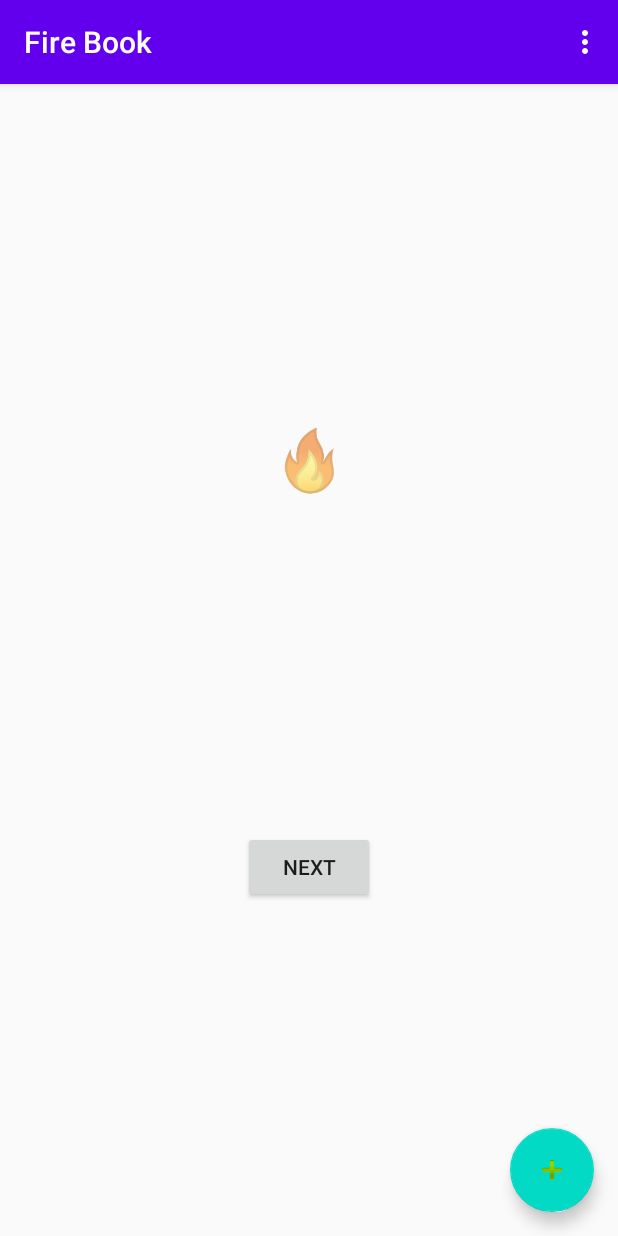
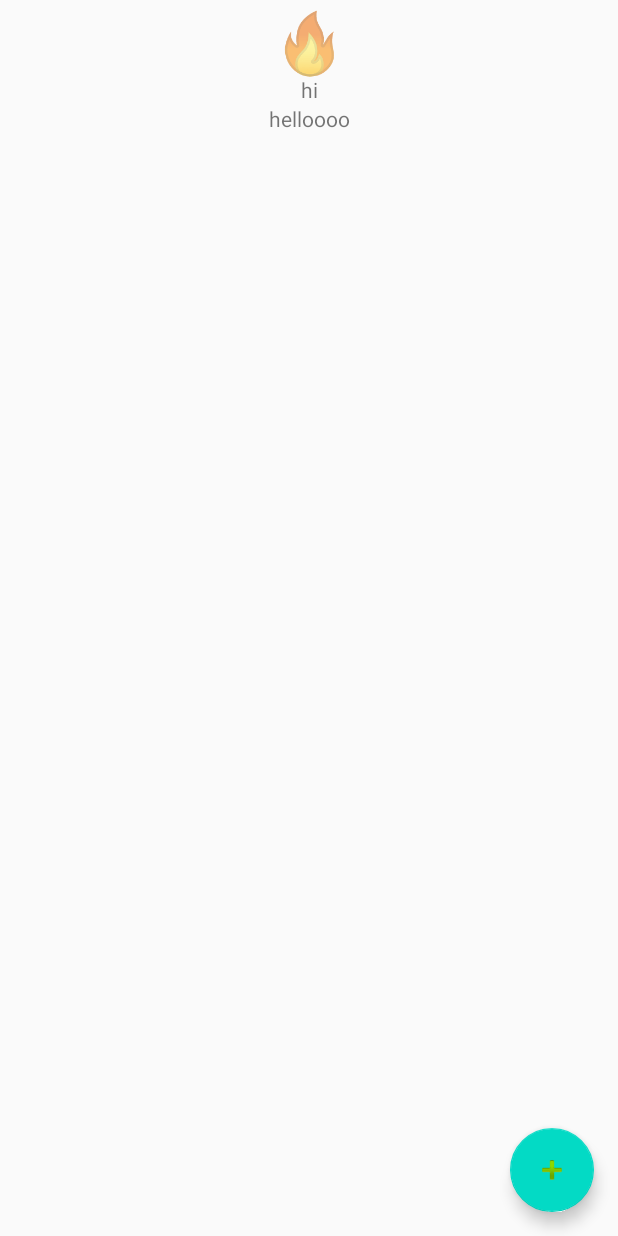
Before and after one commit to zderick/FireBook2020, an Android app: the screen it shows after launch (MainActivity), after a tap on an icon or button, on a phone screen of 412 x 824 dp. Run offline under Robolectric (Android 15) with nearby library versions, the light colour scheme and no system bars; our stand-ins replace Firebase (no records; nobody signed in at launch, a user with empty details on screens opened directly).

Commit message:
Add RecyclerView

```diff
--- /dev/null
+++ b/app/src/main/java/com/cdcompany/firebook/DataController.kt
@@ -0,0 +1,88 @@
+package com.cdcompany.firebook
+
+import com.google.firebase.database.ChildEventListener
+import com.google.firebase.database.DataSnapshot
+import com.google.firebase.database.DatabaseError
+import com.google.firebase.database.DatabaseReference
+import com.google.firebase.database.ktx.database
+import com.google.firebase.database.ktx.getValue
+import com.google.firebase.ktx.Firebase
+
+class DataController(private val dataCallback: MainActivity.DataCallback){
+    private lateinit var databaseReference: DatabaseReference
+    private lateinit var childEventListener: ChildEventListener
+    init {
+        databaseReference = Firebase.database.reference
+        attachListener()
+        databaseReference.addChildEventListener(childEventListener)
+
+    }
+    fun addTodo() {
+        databaseReference.child("test").push()
+            .setValue(Todo("derick happy", 100, true))
+    }
+//    fun readTodo() : List<Todo> {
+//        databaseReference
+//    }
+    fun attachListener(){
+        childEventListener = object : ChildEventListener {
+            /**
+             * This method will be triggered in the event that this listener either failed at the server, or
+             * is removed as a result of the security and Firebase rules. For more information on securing
+             * your data, see: [ Security Quickstart](https://firebase.google.com/docs/database/security/quickstart)
+             *
+             * @param error A description of the error that occurred
+             */
+            override fun onCancelled(error: DatabaseError) {
+                TODO("Not yet implemented")
+            }
+
+            /**
+             * This method is triggered when a child location's priority changes. See [ ][DatabaseReference.setPriority] and [Ordered Data](https://firebase.google.com/docs/database/android/retrieve-data#data_order) for more information on priorities and ordering data.
+             *
+             * @param snapshot An immutable snapshot of the data at the location that moved.
+             * @param previousChildName The key name of the sibling location ordered before the child
+             * location. This will be null if this location is ordered first.
+             */
+            override fun onChildMoved(snapshot: DataSnapshot, previousChildName: String?) {
+                TODO("Not yet implemented")
+            }
+
+            /**
+             * This method is triggered when the data at a child location has changed.
+             *
+             * @param snapshot An immutable snapshot of the data at the new data at the child location
+             * @param previousChildName The key name of sibling location ordered before the child. This will
+             * be null for the first child node of a location.
+             */
+            override fun onChildChanged(snapshot: DataSnapshot, previousChildName: String?) {
+                TODO("Not yet implemented")
+            }
+
+            /**
+             * This method is triggered when a new child is added to the location to which this listener was
+             * added.
+             *
+             * @param snapshot An immutable snapshot of the data at the new child location
+             * @param previousChildName The key name of sibling location ordered before the new child. This
+             * will be null for the first child node of a location.
+             */
+            override fun onChildAdded(snapshot: DataSnapshot, previousChildName: String?) {
+                val todo : Todo? = snapshot.getValue<Todo>()
+                dataCallback.onDataReady(todo)
+            }
+
+            /**
+             * This method is triggered when a child is removed from the location to which this listener was
+             * added.
+             *
+             * @param snapshot An immutable snapshot of the data at the child that was removed.
+             */
+            override fun onChildRemoved(snapshot: DataSnapshot) {
+                TODO("Not yet implemented")
+            }
+
+        }
+    }
+
+}
--- a/app/src/main/java/com/cdcompany/firebook/FirstFragment.kt
+++ b/app/src/main/java/com/cdcompany/firebook/FirstFragment.kt
@@ -7,11 +7,16 @@ import android.view.View
 import android.view.ViewGroup
 import android.widget.Button
 import androidx.navigation.fragment.findNavController
+import androidx.recyclerview.widget.LinearLayoutManager
+import androidx.recyclerview.widget.RecyclerView
+import kotlinx.android.synthetic.main.fragment_first.*
 
 /**
  * A simple [Fragment] subclass as the default destination in the navigation.
  */
 class FirstFragment : Fragment() {
+
+    private lateinit var recyclerView : RecyclerView;
 
     override fun onCreateView(
             inflater: LayoutInflater, container: ViewGroup?,
@@ -24,8 +29,15 @@ class FirstFragment : Fragment() {
     override fun onViewCreated(view: View, savedInstanceState: Bundle?) {
         super.onViewCreated(view, savedInstanceState)
 
-        view.findViewById<Button>(R.id.button_first).setOnClickListener {
-            findNavController().navigate(R.id.action_FirstFragment_to_SecondFragment)
-        }
+        val todo : Todo = Todo("hi", 1, true)
+        val todo2 : Todo = Todo("helloooo", 0, true)
+        val todoList : List<Todo> = listOf(todo, todo2)
+        recyclerView = view.findViewById(R.id.recyclerview)
+        recyclerview.layoutManager = LinearLayoutManager(view.context)
+        recyclerView.adapter = TodoRecyclerViewAdapter(todoList)
+
+//        view.findViewById<Button>(R.id.button_first).setOnClickListener {
+//            findNavController().navigate(R.id.action_FirstFragment_to_SecondFragment)
+//        }
     }
 }
--- a/app/src/main/java/com/cdcompany/firebook/MainActivity.kt
+++ b/app/src/main/java/com/cdcompany/firebook/MainActivity.kt
@@ -1,31 +1,53 @@
 package com.cdcompany.firebook
 
 import android.os.Bundle
+import android.util.Log
 import com.google.android.material.floatingactionbutton.FloatingActionButton
 import com.google.android.material.snackbar.Snackbar
 import androidx.appcompat.app.AppCompatActivity
 import android.view.Menu
 import android.view.MenuItem
+import androidx.recyclerview.widget.LinearLayoutManager
+import androidx.recyclerview.widget.RecyclerView
 import com.google.firebase.database.DatabaseReference
 import com.google.firebase.database.ktx.database
 import com.google.firebase.ktx.Firebase
+import kotlinx.android.synthetic.main.fragment_first.*
 
 
 class MainActivity : AppCompatActivity() {
 
-    private lateinit var databaseReference : DatabaseReference
-    private var testNumber : Int = 1;
+    private var testNumber: Int = 1
+    private lateinit var dateController : DataController
+    private lateinit var recyclerView : RecyclerView;
+
+    interface DataCallback {
+        fun onDataReady(todo : Todo?)
+    }
+
 
     override fun onCreate(savedInstanceState: Bundle?) {
         super.onCreate(savedInstanceState)
         setContentView(R.layout.activity_main)
-        setSupportActionBar(findViewById(R.id.toolbar))
+//        setSupportActionBar(findViewById(R.id.toolbar))
 
-        databaseReference = Firebase.database.reference
+        val todo : Todo = Todo("hi", 1, true)
+        val todo2 : Todo = Todo("helloooo", 0, true)
+        val todoList : MutableList<Todo> = mutableListOf(todo, todo2)
+        recyclerView = findViewById(R.id.recyclerview)
+        recyclerview.layoutManager = LinearLayoutManager(applicationContext)
+        recyclerView.adapter = TodoRecyclerViewAdapter(todoList)
+        dateController = DataController(object : DataCallback {
+            override fun onDataReady(todo: Todo?) {
+                Log.d("Derick", "is this called?")
+                todo?.let { todoList.add(it) }
+                (recyclerView.adapter as TodoRecyclerViewAdapter).notifyDataSetChanged()
+            }
+        })
+
 
         findViewById<FloatingActionButton>(R.id.fab).setOnClickListener { view ->
-            databaseReference.child("test").push().setValue(testNumber.toString())
-            testNumber++
+            dateController.addTodo()
 //            Snackbar.make(view, "Replace with your own action", Snackbar.LENGTH_LONG)
 //                    .setAction("Action", null).show()
         }
--- /dev/null
+++ b/app/src/main/java/com/cdcompany/firebook/Todo.kt
@@ -0,0 +1,6 @@
+package com.cdcompany.firebook
+
+data class Todo(
+    var description : String? = "",
+    var time : Long = 0,
+    var complete : Boolean = false)
--- /dev/null
+++ b/app/src/main/java/com/cdcompany/firebook/TodoRecyclerViewAdapter.kt
@@ -0,0 +1,75 @@
+package com.cdcompany.firebook
+
+import android.util.Log
+import android.view.LayoutInflater
+import android.view.View
+import android.view.ViewGroup
+import android.widget.TextView
+import androidx.recyclerview.widget.RecyclerView
+
+class TodoRecyclerViewAdapter(private val todoList : List<Todo>) : RecyclerView.Adapter<TodoRecyclerViewAdapter.TodoViewHolder>() {
+    class TodoViewHolder(view: View) : RecyclerView.ViewHolder(view) {
+        val description: TextView = view.findViewById(R.id.description)
+    }
+    /**
+     * Called when RecyclerView needs a new [ViewHolder] of the given type to represent
+     * an item.
+     *
+     *
+     * This new ViewHolder should be constructed with a new View that can represent the items
+     * of the given type. You can either create a new View manually or inflate it from an XML
+     * layout file.
+     *
+     *
+     * The new ViewHolder will be used to display items of the adapter using
+     * [.onBindViewHolder]. Since it will be re-used to display
+     * different items in the data set, it is a good idea to cache references to sub views of
+     * the View to avoid unnecessary [View.findViewById] calls.
+     *
+     * @param parent The ViewGroup into which the new View will be added after it is bound to
+     * an adapter position.
+     * @param viewType The view type of the new View.
+     *
+     * @return A new ViewHolder that holds a View of the given view type.
+     * @see .getItemViewType
+     * @see .onBindViewHolder
+     */
+    override fun onCreateViewHolder(parent: ViewGroup, viewType: Int): TodoViewHolder {
+        return TodoViewHolder(LayoutInflater.from(parent.context).inflate(R.layout.todo, parent, false))
+    }
+
+    /**
+     * Returns the total number of items in the data set held by the adapter.
+     *
+     * @return The total number of items in this adapter.
+     */
+    override fun getItemCount(): Int {
+        return todoList.size
+    }
+
+    /**
+     * Called by RecyclerView to display the data at the specified position. This method should
+     * update the contents of the [ViewHolder.itemView] to reflect the item at the given
+     * position.
+     *
+     *
+     * Note that unlike [android.widget.ListView], RecyclerView will not call this method
+     * again if the position of the item changes in the data set unless the item itself is
+     * invalidated or the new position cannot be determined. For this reason, you should only
+     * use the `position` parameter while acquiring the related data item inside
+     * this method and should not keep a copy of it. If you need the position of an item later
+     * on (e.g. in a click listener), use [ViewHolder.getAdapterPosition] which will
+     * have the updated adapter position.
+     *
+     * Override [.onBindViewHolder] instead if Adapter can
+     * handle efficient partial bind.
+     *
+     * @param holder The ViewHolder which should be updated to represent the contents of the
+     * item at the given position in the data set.
+     * @param position The position of the item within the adapter's data set.
+     */
+    override fun onBindViewHolder(holder: TodoViewHolder, position: Int) {
+        val todo : Todo = todoList[position]
+        holder.description.text = todo.description
+    }
+}
--- a/app/src/main/res/layout/activity_main.xml
+++ b/app/src/main/res/layout/activity_main.xml
@@ -6,19 +6,42 @@
     android:layout_height="match_parent"
     tools:context=".MainActivity">
 
-    <com.google.android.material.appbar.AppBarLayout
+<!--    <com.google.android.material.appbar.AppBarLayout-->
+<!--        android:layout_width="match_parent"-->
+<!--        android:layout_height="wrap_content"-->
+<!--        android:theme="@style/AppTheme.AppBarOverlay">-->
+
+<!--        <androidx.appcompat.widget.Toolbar-->
+<!--            android:id="@+id/toolbar"-->
+<!--            android:layout_width="match_parent"-->
+<!--            android:layout_height="?attr/actionBarSize"-->
+<!--            android:background="?attr/colorPrimary"-->
+<!--            app:popupTheme="@style/AppTheme.PopupOverlay" />-->
+
+<!--    </com.google.android.material.appbar.AppBarLayout>-->
+
+    <TextView
+        android:id="@+id/textview_first"
         android:layout_width="match_parent"
         android:layout_height="wrap_content"
-        android:theme="@style/AppTheme.AppBarOverlay">
+        android:gravity="center_horizontal"
+        android:text="@string/fire_emoji"
+        android:textSize="@dimen/emoji_size"
+        app:layout_constraintEnd_toEndOf="parent"
+        app:layout_constraintStart_toStartOf="parent"
+        tools:ignore="SpUsage" />
 
-        <androidx.appcompat.widget.Toolbar
-            android:id="@+id/toolbar"
-            android:layout_width="match_parent"
-            android:layout_height="?attr/actionBarSize"
-            android:background="?attr/colorPrimary"
-            app:popupTheme="@style/AppTheme.PopupOverlay" />
+    <androidx.recyclerview.widget.RecyclerView
+        android:id="@+id/recyclerview"
+        android:layout_width="match_parent"
+        android:layout_height="match_parent"
+        android:layout_marginTop="50dp"
 
-    </com.google.android.material.appbar.AppBarLayout>
+        app:layout_constraintBottom_toBottomOf="parent"
+        app:layout_constraintEnd_toEndOf="parent"
+        app:layout_constraintStart_toStartOf="parent"
+        app:layout_constraintTop_toBottomOf="@id/textview_first"
+        app:layout_constraintVertical_bias="1.0" />
 
     <com.google.android.material.floatingactionbutton.FloatingActionButton
         android:id="@+id/fab"
@@ -28,6 +51,6 @@
         android:layout_margin="@dimen/fab_margin"
         app:srcCompat="@android:drawable/ic_input_add" />
 
-    <include layout="@layout/content_main" />
+<!--    <include layout="@layout/content_main" />-->
 
 </androidx.coordinatorlayout.widget.CoordinatorLayout>
--- a/app/src/main/res/layout/fragment_first.xml
+++ b/app/src/main/res/layout/fragment_first.xml
@@ -6,25 +6,27 @@
     android:layout_height="match_parent"
     tools:context=".FirstFragment">
 
-    <Button
-        android:id="@+id/button_first"
-        android:layout_width="wrap_content"
-        android:layout_height="wrap_content"
-        android:text="@string/next"
-        app:layout_constraintBottom_toBottomOf="parent"
-        app:layout_constraintEnd_toEndOf="parent"
-        app:layout_constraintStart_toStartOf="parent"
-        app:layout_constraintTop_toBottomOf="@id/textview_first" />
-
     <TextView
         android:id="@+id/textview_first"
         android:layout_width="wrap_content"
         android:layout_height="wrap_content"
         android:text="@string/fire_emoji"
         android:textSize="@dimen/emoji_size"
-        app:layout_constraintBottom_toTopOf="@id/button_first"
         app:layout_constraintEnd_toEndOf="parent"
         app:layout_constraintStart_toStartOf="parent"
         app:layout_constraintTop_toTopOf="parent"
         tools:ignore="SpUsage" />
+
+    <androidx.recyclerview.widget.RecyclerView
+        android:id="@+id/recyclerview"
+        android:layout_width="match_parent"
+        android:layout_height="match_parent"
+        android:layout_marginTop="50dp"
+
+        app:layout_constraintBottom_toBottomOf="parent"
+        app:layout_constraintEnd_toEndOf="parent"
+        app:layout_constraintStart_toStartOf="parent"
+        app:layout_constraintTop_toBottomOf="@id/textview_first"
+        app:layout_constraintVertical_bias="1.0" />
+
 </androidx.constraintlayout.widget.ConstraintLayout>
--- /dev/null
+++ b/app/src/main/res/layout/todo.xml
@@ -0,0 +1,18 @@
+<?xml version="1.0" encoding="utf-8"?>
+<!--<LinearLayout-->
+<!--xmlns:android="http://schemas.android.com/apk/res/android" android:layout_width="match_parent"-->
+<!--android:layout_height="match_parent">-->
+<!--<TextView-->
+<!--    android:id="@+id/description"-->
+<!--    android:layout_gravity="center"-->
+<!--    android:gravity="center"-->
+<!--    android:layout_width="match_parent"-->
+<!--    android:layout_height="wrap_content"/>-->
+<!--</LinearLayout>-->
+
+<TextView xmlns:android="http://schemas.android.com/apk/res/android"
+android:id="@+id/description"
+android:layout_gravity="center"
+android:gravity="center"
+android:layout_width="match_parent"
+android:layout_height="wrap_content"/>
```
